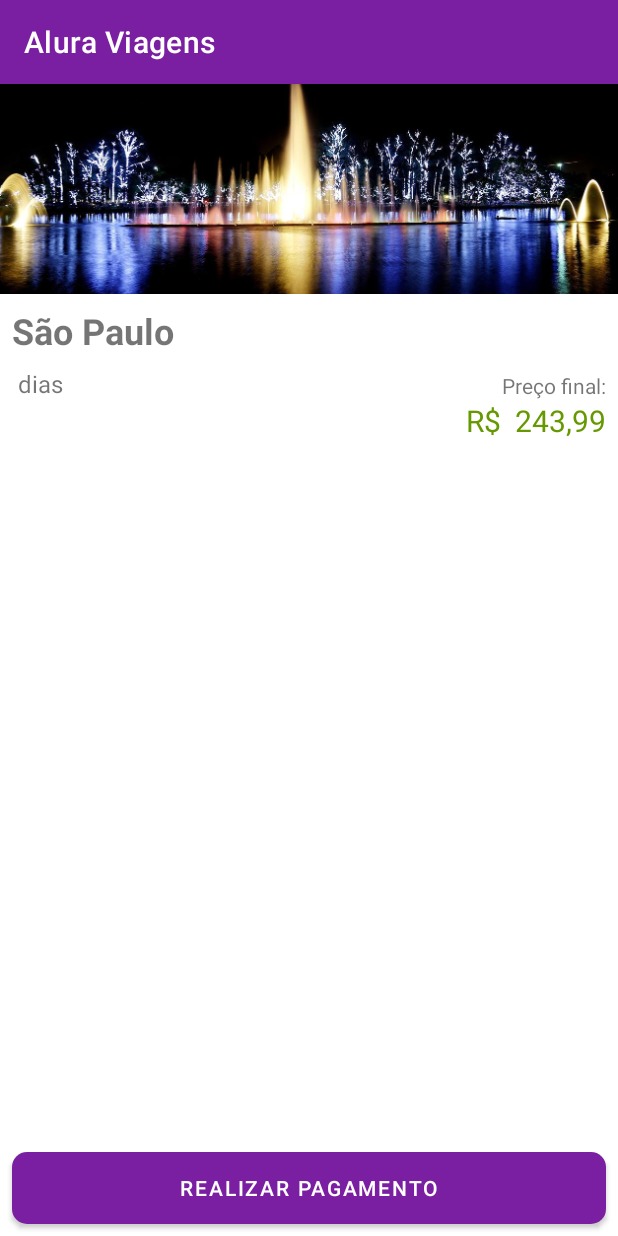
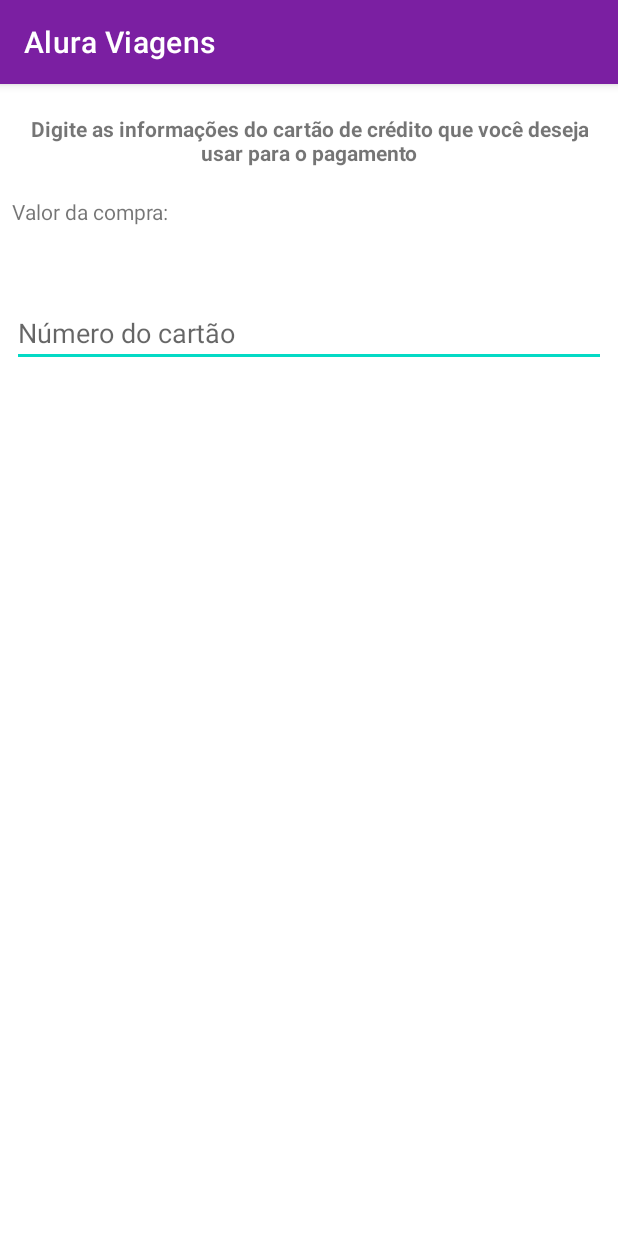
Before and after one commit to geankaminski/agencia-turismo-app, an Android app: the screen it shows after launch (ResumoPacoteActivity before the commit, PagamentoActivity after it), on a phone screen of 412 x 824 dp. Run offline under Robolectric (Android 15) with nearby library versions, the phone set to English and light mode, and no system bars.

Commit message:
payment screen

```diff
--- a/app/src/main/AndroidManifest.xml
+++ b/app/src/main/AndroidManifest.xml
@@ -9,7 +9,8 @@
         android:roundIcon="@mipmap/ic_launcher_round"
         android:supportsRtl="true"
         android:theme="@style/Theme.AluraViagens">
-        <activity android:name=".ui.activity.ResumoPacoteActivity"></activity>
+        <activity android:name=".ui.activity.PagamentoActivity"></activity>
+        <activity android:name=".ui.activity.ResumoPacoteActivity" />
         <activity android:name=".ui.activity.ListaPacotesActivity">
             <intent-filter>
                 <action android:name="android.intent.action.MAIN" />
--- /dev/null
+++ b/app/src/main/java/br/com/alura/aluraviagens/ui/activity/PagamentoActivity.java
@@ -0,0 +1,16 @@
+package br.com.alura.aluraviagens.ui.activity;
+
+import androidx.appcompat.app.AppCompatActivity;
+
+import android.os.Bundle;
+
+import br.com.alura.aluraviagens.R;
+
+public class PagamentoActivity extends AppCompatActivity {
+
+    @Override
+    protected void onCreate(Bundle savedInstanceState) {
+        super.onCreate(savedInstanceState);
+        setContentView(R.layout.activity_pagamento);
+    }
+}
--- a/app/src/main/java/br/com/alura/aluraviagens/ui/activity/ResumoPacoteActivity.java
+++ b/app/src/main/java/br/com/alura/aluraviagens/ui/activity/ResumoPacoteActivity.java
@@ -2,6 +2,7 @@ package br.com.alura.aluraviagens.ui.activity;
 
 import androidx.appcompat.app.AppCompatActivity;
 
+import android.content.Intent;
 import android.graphics.drawable.Drawable;
 import android.os.Bundle;
 import android.view.View;
@@ -9,36 +10,67 @@ import android.widget.ImageView;
 import android.widget.TextView;
 
 import java.math.BigDecimal;
+import java.text.SimpleDateFormat;
+import java.util.Calendar;
 
 import br.com.alura.aluraviagens.R;
 import br.com.alura.aluraviagens.model.Pacote;
+import br.com.alura.aluraviagens.util.DataUtil;
 import br.com.alura.aluraviagens.util.DiasUtil;
 import br.com.alura.aluraviagens.util.MoedaUtil;
 import br.com.alura.aluraviagens.util.ResourcesUtil;
 
 public class ResumoPacoteActivity extends AppCompatActivity {
 
+    public static final String TITULO_APPBAR = "Resumo do pacote";
+
     @Override
     protected void onCreate(Bundle savedInstanceState) {
         super.onCreate(savedInstanceState);
         setContentView(R.layout.activity_resumo_pacote);
 
+        setTitle(TITULO_APPBAR);
+
         Pacote pacoteSaoPaulo = new Pacote("São Paulo", "sao_paulo_sp", 2, new BigDecimal("243.99"));
 
-        TextView local = findViewById(R.id.resumo_pacote_local);
-        local.setText(pacoteSaoPaulo.getLocal());
+        mostraLocal(pacoteSaoPaulo);
+        mostraImagem(pacoteSaoPaulo);
+        mostraDias(pacoteSaoPaulo);
+        mostraPreco(pacoteSaoPaulo);
+        mostraData(pacoteSaoPaulo);
 
+        Intent intent = new Intent(this, PagamentoActivity.class);
+        startActivity(intent);
+
+    }
+
+    private void mostraData(Pacote pacote) {
+        TextView data = findViewById(R.id.resumo_pacote_data);
+        String dataFormatadaDaViagem = DataUtil.periodoEmTexto(pacote.getDias());
+        data.setText(dataFormatadaDaViagem);
+    }
+
+    private void mostraPreco(Pacote pacote) {
+        TextView preco = findViewById(R.id.resumo_pacote_preco);
+        String moedaBrasileira = MoedaUtil.formataParaBrasileiro(pacote.getPreco());
+        preco.setText(moedaBrasileira);
+    }
+
+    private void mostraDias(Pacote pacote) {
+        TextView dias = findViewById(R.id.resumo_pacote_dias);
+        String diasEmTexto = DiasUtil.formataDiasEmTexto(pacote.getDias());
+        dias.setText(diasEmTexto);
+    }
+
+    private void mostraImagem(Pacote pacote) {
         ImageView imagem = findViewById(R.id.resumo_pacote_imagem);
         Drawable drawableDoPacote = ResourcesUtil
-                .devolveDrawable(this, pacoteSaoPaulo.getImagem());
+                .devolveDrawable(this, pacote.getImagem());
         imagem.setImageDrawable(drawableDoPacote);
+    }
 
-        TextView dias = findViewById(R.id.resumo_pacote_dias);
-        String diasEmTexto = DiasUtil.formataDiasEmTexto(pacoteSaoPaulo.getDias());
-        dias.setText(diasEmTexto);
-
-        TextView preco = findViewById(R.id.resumo_pacote_preco);
-        String moedaBrasileira = MoedaUtil.formataParaBrasileiro(pacoteSaoPaulo.getPreco());
-        preco.setText(moedaBrasileira);
+    private void mostraLocal(Pacote pacote) {
+        TextView local = findViewById(R.id.resumo_pacote_local);
+        local.setText(pacote.getLocal());
     }
 }
--- /dev/null
+++ b/app/src/main/java/br/com/alura/aluraviagens/util/DataUtil.java
@@ -0,0 +1,21 @@
+package br.com.alura.aluraviagens.util;
+
+import java.text.SimpleDateFormat;
+import java.util.Calendar;
+
+public class DataUtil {
+
+    public static final String DIA_E_MES = "dd/MM";
+
+    public static String periodoEmTexto(int dias) {
+        Calendar dataIda = Calendar.getInstance();
+        Calendar dataVolta = Calendar.getInstance();
+        dataVolta.add(Calendar.DATE, dias);
+        SimpleDateFormat formatoBrasileiro = new SimpleDateFormat(DIA_E_MES);
+        String dataFormatadaIda = formatoBrasileiro.format(dataIda.getTime());
+        String dataFormatadaVolta = formatoBrasileiro.format(dataVolta.getTime());
+        return dataFormatadaIda + " - "
+                + dataFormatadaVolta + " de "
+                + dataVolta.get(Calendar.YEAR);
+    }
+}
--- a/app/src/main/java/br/com/alura/aluraviagens/util/DiasUtil.java
+++ b/app/src/main/java/br/com/alura/aluraviagens/util/DiasUtil.java
@@ -6,9 +6,9 @@ public class DiasUtil {
     public static final String SINGULAR = " dia";
 
     public static String formataDiasEmTexto(int quantidadeDeDias) {
-        String dia = SINGULAR;
+        String dia = quantidadeDeDias + SINGULAR;
         if(quantidadeDeDias > 1) {
-            dia = PLURAL;
+            dia =  quantidadeDeDias + PLURAL;
         }
         return dia;
     }
--- /dev/null
+++ b/app/src/main/res/layout/activity_pagamento.xml
@@ -0,0 +1,57 @@
+<?xml version="1.0" encoding="utf-8"?>
+<androidx.constraintlayout.widget.ConstraintLayout xmlns:android="http://schemas.android.com/apk/res/android"
+    xmlns:app="http://schemas.android.com/apk/res-auto"
+    xmlns:tools="http://schemas.android.com/tools"
+    android:layout_width="match_parent"
+    android:layout_height="match_parent"
+    tools:context=".ui.activity.PagamentoActivity">
+
+    <TextView
+        android:id="@+id/textView"
+        android:layout_width="0dp"
+        android:layout_height="wrap_content"
+        android:layout_marginStart="20dp"
+        android:layout_marginTop="20dp"
+        android:layout_marginEnd="20dp"
+        android:text="Digite as informações do cartão de crédito que você deseja usar para o pagamento"
+        android:textAlignment="center"
+        android:textStyle="bold"
+        app:layout_constraintEnd_toEndOf="parent"
+        app:layout_constraintStart_toStartOf="parent"
+        app:layout_constraintTop_toTopOf="parent" />
+
+    <TextView
+        android:id="@+id/textView2"
+        android:layout_width="wrap_content"
+        android:layout_height="wrap_content"
+        android:layout_marginStart="8dp"
+        android:layout_marginTop="20dp"
+        android:text="Valor da compra:"
+        app:layout_constraintStart_toStartOf="parent"
+        app:layout_constraintTop_toBottomOf="@+id/textView" />
+
+    <TextView
+        android:id="@+id/textView3"
+        android:layout_width="wrap_content"
+        android:layout_height="wrap_content"
+        android:layout_marginTop="8dp"
+        android:textColor="@android:color/holo_green_dark"
+        android:textSize="24sp"
+        app:layout_constraintStart_toStartOf="@+id/textView2"
+        app:layout_constraintTop_toBottomOf="@+id/textView2"
+        tools:text="R$ 421,50" />
+
+    <EditText
+        android:id="@+id/editTextTextPersonName"
+        android:layout_width="0dp"
+        android:layout_height="wrap_content"
+        android:layout_marginStart="8dp"
+        android:layout_marginTop="8dp"
+        android:layout_marginEnd="8dp"
+        android:hint="Número do cartão"
+        android:maxLength="12"
+        android:inputType="number"
+        app:layout_constraintEnd_toEndOf="parent"
+        app:layout_constraintStart_toStartOf="parent"
+        app:layout_constraintTop_toBottomOf="@+id/textView3" />
+</androidx.constraintlayout.widget.ConstraintLayout>
--- a/app/src/main/res/layout/activity_resumo_pacote.xml
+++ b/app/src/main/res/layout/activity_resumo_pacote.xml
@@ -3,27 +3,26 @@
     xmlns:app="http://schemas.android.com/apk/res-auto"
     xmlns:tools="http://schemas.android.com/tools"
     android:layout_width="match_parent"
-    android:layout_height="match_parent"
-    tools:context=".ui.activity.ResumoPacoteActivity">
+    android:layout_height="match_parent">
 
     <ImageView
         android:id="@+id/resumo_pacote_imagem"
         android:layout_width="0dp"
         android:layout_height="140dp"
+        android:contentDescription="@string/imagem_do_pacote"
         android:scaleType="centerCrop"
         app:layout_constraintBottom_toBottomOf="parent"
         app:layout_constraintEnd_toEndOf="parent"
         app:layout_constraintStart_toStartOf="parent"
         app:layout_constraintTop_toTopOf="parent"
         app:layout_constraintVertical_bias="0.0"
-        app:srcCompat="@drawable/sao_paulo_sp" />
+        tools:srcCompat="@drawable/sao_paulo_sp" />
 
     <TextView
         android:id="@+id/resumo_pacote_local"
         android:layout_width="wrap_content"
         android:layout_height="wrap_content"
-        android:layout_marginStart="8dp"
-        android:layout_marginTop="8dp"
+        android:layout_margin="8dp"
         android:textSize="24sp"
         android:textStyle="bold"
         app:layout_constraintStart_toStartOf="parent"
@@ -42,42 +41,42 @@
 
     <TextView
         android:id="@+id/resumo_pacote_data"
-        android:layout_width="wrap_content"
+        android:layout_width="0dp"
         android:layout_height="wrap_content"
         android:layout_marginTop="8dp"
+        app:layout_constraintEnd_toStartOf="@id/resumo_pacote_preco"
         app:layout_constraintStart_toStartOf="@+id/resumo_pacote_dias"
         app:layout_constraintTop_toBottomOf="@+id/resumo_pacote_dias"
         tools:text="08/12 - 10/12 de 2021" />
 
     <TextView
         android:id="@+id/resumo_pacote_preco"
-        android:layout_width="wrap_content"
+        android:layout_width="0dp"
         android:layout_height="wrap_content"
         android:layout_marginEnd="8dp"
+        android:textAlignment="textEnd"
         android:textColor="@android:color/holo_green_dark"
         android:textSize="20sp"
         app:layout_constraintBottom_toBottomOf="@+id/resumo_pacote_data"
         app:layout_constraintEnd_toEndOf="parent"
+        app:layout_constraintStart_toEndOf="@id/resumo_pacote_data"
         tools:text="R$ 243,99" />
 
     <TextView
         android:id="@+id/resumo_pacote_preco_final"
         android:layout_width="wrap_content"
         android:layout_height="wrap_content"
-        android:layout_marginEnd="8dp"
-        android:text="Preço final:"
+        android:text="@string/preco_final"
         app:layout_constraintBottom_toTopOf="@+id/resumo_pacote_preco"
-        app:layout_constraintEnd_toEndOf="parent" />
+        app:layout_constraintEnd_toEndOf="@id/resumo_pacote_preco" />
 
     <Button
         android:id="@+id/resumo_pacote_botao_realiza_pagamento"
         android:layout_width="0dp"
         android:layout_height="wrap_content"
-        android:layout_marginStart="8dp"
-        android:layout_marginEnd="8dp"
-        android:layout_marginBottom="8dp"
+        android:layout_margin="8dp"
         android:background="@drawable/botao_redondo_laranja"
-        android:text="Realizar pagamento"
+        android:text="@string/realizar_pagamento"
         android:textColor="@color/white"
         app:layout_constraintBottom_toBottomOf="parent"
         app:layout_constraintEnd_toEndOf="parent"
--- a/app/src/main/res/values/strings.xml
+++ b/app/src/main/res/values/strings.xml
@@ -3,4 +3,7 @@
     <string name="pais">Brasil</string>
     <string name="especiais">Especiais</string>
     <string name="conteudo_do_banner_inicial">Banner inicial dos pacotes</string>
+    <string name="preco_final">Preço final:</string>
+    <string name="realizar_pagamento">Realizar pagamento</string>
+    <string name="imagem_do_pacote">imagem do pacote</string>
 </resources>
```
